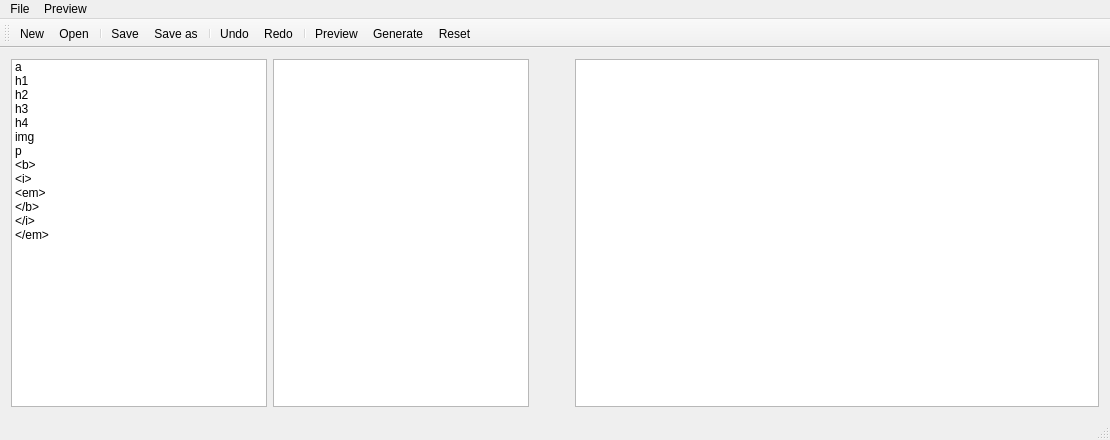
r3sPawN/HTMLGen, file mainwindow.ui: the form before one commit.
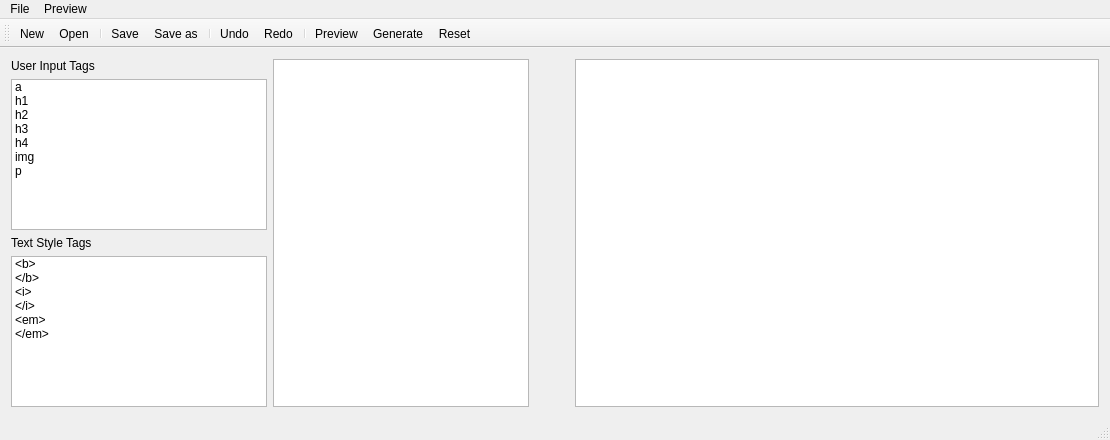
The form after the commit. Icons and pictures are not drawn.

Patch:
```diff
--- a/mainwindow.ui
+++ b/mainwindow.ui
@@ -18,8 +18,8 @@
   </property>
   <widget class="QWidget" name="centralWidget">
    <layout class="QGridLayout" name="gridLayout">
-    <item row="0" column="2">
-     <widget class="QListWidget" name="parseElements">
+    <item row="3" column="0">
+     <widget class="QListWidget" name="listElements_2">
       <property name="sizePolicy">
        <sizepolicy hsizetype="Minimum" vsizetype="Expanding">
         <horstretch>0</horstretch>
@@ -41,12 +41,39 @@
       <property name="defaultDropAction">
        <enum>Qt::MoveAction</enum>
       </property>
-      <property name="resizeMode">
-       <enum>QListView::Fixed</enum>
-      </property>
+      <item>
+       <property name="text">
+        <string>&lt;b&gt;</string>
+       </property>
+      </item>
+      <item>
+       <property name="text">
+        <string>&lt;/b&gt;</string>
+       </property>
+      </item>
+      <item>
+       <property name="text">
+        <string>&lt;i&gt;</string>
+       </property>
+      </item>
+      <item>
+       <property name="text">
+        <string>&lt;/i&gt;</string>
+       </property>
+      </item>
+      <item>
+       <property name="text">
+        <string>&lt;em&gt;</string>
+       </property>
+      </item>
+      <item>
+       <property name="text">
+        <string>&lt;/em&gt;</string>
+       </property>
+      </item>
      </widget>
     </item>
-    <item row="0" column="0">
+    <item row="1" column="0">
      <widget class="QListWidget" name="listElements">
       <property name="sizePolicy">
        <sizepolicy hsizetype="Minimum" vsizetype="Expanding">
@@ -98,39 +125,9 @@
         <string>p</string>
        </property>
       </item>
-      <item>
-       <property name="text">
-        <string>&lt;b&gt;</string>
-       </property>
-      </item>
-      <item>
-       <property name="text">
-        <string>&lt;i&gt;</string>
-       </property>
-      </item>
-      <item>
-       <property name="text">
-        <string>&lt;em&gt;</string>
-       </property>
-      </item>
-      <item>
-       <property name="text">
-        <string>&lt;/b&gt;</string>
-       </property>
-      </item>
-      <item>
-       <property name="text">
-        <string>&lt;/i&gt;</string>
-       </property>
-      </item>
-      <item>
-       <property name="text">
-        <string>&lt;/em&gt;</string>
-       </property>
-      </item>
      </widget>
     </item>
-    <item row="0" column="3">
+    <item row="1" column="2">
      <spacer name="horizontalSpacer">
       <property name="orientation">
        <enum>Qt::Horizontal</enum>
@@ -146,7 +143,42 @@
       </property>
      </spacer>
     </item>
-    <item row="0" column="4">
+    <item row="0" column="1" rowspan="4">
+     <widget class="QListWidget" name="parseElements">
+      <property name="sizePolicy">
+       <sizepolicy hsizetype="Minimum" vsizetype="Expanding">
+        <horstretch>0</horstretch>
+        <verstretch>0</verstretch>
+       </sizepolicy>
+      </property>
+      <property name="accessibleName">
+       <string>parseElements</string>
+      </property>
+      <property name="dragEnabled">
+       <bool>true</bool>
+      </property>
+      <property name="dragDropOverwriteMode">
+       <bool>false</bool>
+      </property>
+      <property name="dragDropMode">
+       <enum>QAbstractItemView::DragDrop</enum>
+      </property>
+      <property name="defaultDropAction">
+       <enum>Qt::MoveAction</enum>
+      </property>
+      <property name="resizeMode">
+       <enum>QListView::Fixed</enum>
+      </property>
+     </widget>
+    </item>
+    <item row="2" column="0">
+     <widget class="QLabel" name="label_2">
+      <property name="text">
+       <string>Text Style Tags</string>
+      </property>
+     </widget>
+    </item>
+    <item row="0" column="3" rowspan="4">
      <widget class="QTextEdit" name="textEdit">
       <property name="sizePolicy">
        <sizepolicy hsizetype="Expanding" vsizetype="Expanding">
@@ -163,6 +195,13 @@
       </property>
      </widget>
     </item>
+    <item row="0" column="0">
+     <widget class="QLabel" name="label">
+      <property name="text">
+       <string>User Input Tags</string>
+      </property>
+     </widget>
+    </item>
    </layout>
   </widget>
   <widget class="QMenuBar" name="menuBar">
```
Left out of the diff: 12 changed lines with no effect on the pictures.
